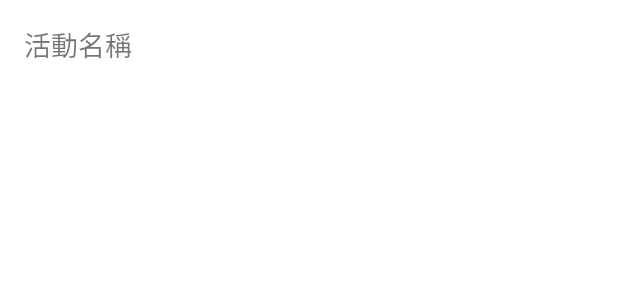
After one commit to kuzomix/NClub, an Android app: the layout activity_list_item.xml on its own in the app's theme, with its tools: preview values and no code run, on a phone screen of 412 x 824 dp. The commit adds this screen. Shown: the top 300 px of the screen. Run offline under Robolectric (Android 15) with nearby library versions, the phone set to English and light mode, and no system bars.

Commit message:
20241116活動列表

```diff
--- a/Nclub/app/src/main/AndroidManifest.xml
+++ b/Nclub/app/src/main/AndroidManifest.xml
@@ -17,7 +17,7 @@
         android:theme="@style/Theme.BottomNavigationDemo"
         tools:targetApi="31">
         <activity
-            android:name=".FriendActivity"
+            android:name=".Activitylist"
             android:exported="false" />
         <activity
             android:name=".EditProfileActivity"
--- /dev/null
+++ b/Nclub/app/src/main/res/layout/activity_list_item.xml
@@ -0,0 +1,19 @@
+<?xml version="1.0" encoding="utf-8"?>
+<androidx.constraintlayout.widget.ConstraintLayout xmlns:android="http://schemas.android.com/apk/res/android"
+    xmlns:app="http://schemas.android.com/apk/res-auto"
+    android:layout_width="match_parent"
+    android:layout_height="wrap_content"
+    android:padding="16dp">
+
+    <TextView
+        android:id="@+id/activityName"
+        android:layout_width="0dp"
+        android:layout_height="wrap_content"
+        android:text="活動名稱"
+        android:textSize="18sp"
+        android:ellipsize="end"
+        android:maxLines="1"
+        app:layout_constraintTop_toTopOf="parent"
+        app:layout_constraintStart_toStartOf="parent"
+        app:layout_constraintEnd_toEndOf="parent" />
+</androidx.constraintlayout.widget.ConstraintLayout>
--- a/Nclub/app/src/main/res/layout/fragment_account.xml
+++ b/Nclub/app/src/main/res/layout/fragment_account.xml
@@ -164,7 +164,7 @@
                         android:layout_width="wrap_content"
                         android:layout_height="wrap_content"
                         android:layout_marginEnd="152dp"
-                        android:text="好友列表"
+                        android:text="活動列表"
                         android:textSize="20sp"
                         android:textStyle="bold"
                         app:layout_constraintBottom_toBottomOf="parent"
```
Also changed, not shown: Nclub/app/src/main/java/com/example/bottom_main/AccountFragment.java (+9 -8 lines), Nclub/app/src/main/java/com/example/bottom_main/Activitylist.java (added, +93 -0 lines), Nclub/app/src/main/java/com/example/bottom_main/Adapter/ActivityListAdapter.java (added, +68 -0 lines), Nclub/app/src/main/res/layout/activitylist.xml (added, +18 -0 lines).
